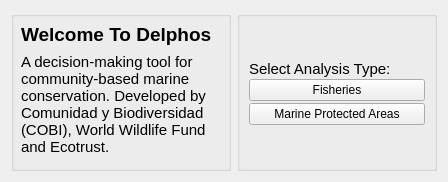
Before: the Qt Designer form src/gui/select_type.ui in Ecotrust/delphos, drawn with Qt 5.
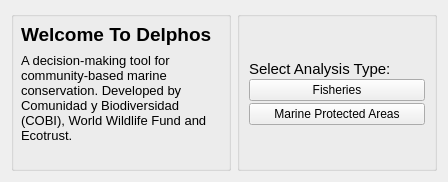
After: the same form once the commit is applied.

```diff
--- a/src/gui/select_type.ui
+++ b/src/gui/select_type.ui
@@ -70,7 +70,7 @@
         <property name="font" >
          <font>
           <family>Arial</family>
-          <pointsize>11</pointsize>
+          <pointsize>10</pointsize>
          </font>
         </property>
         <property name="text" >
```
